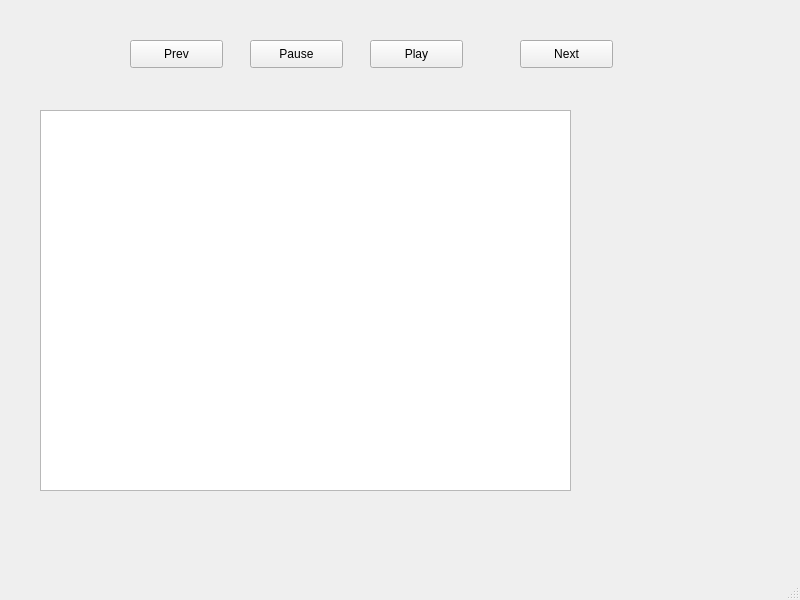
Old version of the form mainwindow.ui in the repository esiole/gui_1h2020-post.
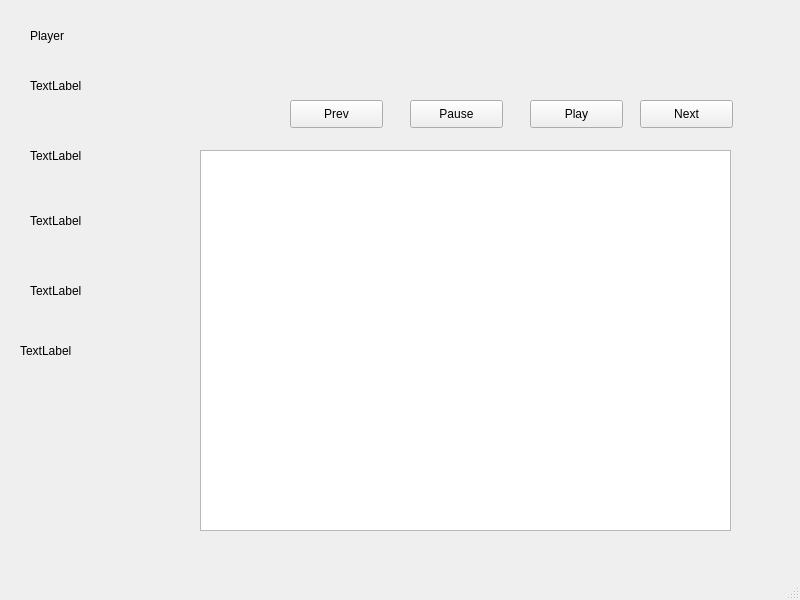
New version of the form.

Commit message: Добавление вывода мета-данных текущей песни

Patch:
```diff
--- a/mainwindow.ui
+++ b/mainwindow.ui
@@ -17,8 +17,8 @@
    <widget class="QListView" name="listView">
     <property name="geometry">
      <rect>
-      <x>40</x>
-      <y>110</y>
+      <x>200</x>
+      <y>150</y>
       <width>531</width>
       <height>381</height>
      </rect>
@@ -27,8 +27,8 @@
    <widget class="QPushButton" name="playButton">
     <property name="geometry">
      <rect>
-      <x>370</x>
-      <y>40</y>
+      <x>530</x>
+      <y>100</y>
       <width>93</width>
       <height>28</height>
      </rect>
@@ -40,8 +40,8 @@
    <widget class="QPushButton" name="nextButton">
     <property name="geometry">
      <rect>
-      <x>520</x>
-      <y>40</y>
+      <x>640</x>
+      <y>100</y>
       <width>93</width>
       <height>28</height>
      </rect>
@@ -53,8 +53,8 @@
    <widget class="QPushButton" name="prevButton">
     <property name="geometry">
      <rect>
-      <x>130</x>
-      <y>40</y>
+      <x>290</x>
+      <y>100</y>
       <width>93</width>
       <height>28</height>
      </rect>
@@ -66,8 +66,8 @@
    <widget class="QPushButton" name="pauseButton">
     <property name="geometry">
      <rect>
-      <x>250</x>
-      <y>40</y>
+      <x>410</x>
+      <y>100</y>
       <width>93</width>
       <height>28</height>
      </rect>
@@ -76,6 +76,84 @@
      <string>Pause</string>
     </property>
    </widget>
+   <widget class="QLabel" name="labelPlayer">
+    <property name="geometry">
+     <rect>
+      <x>30</x>
+      <y>20</y>
+      <width>131</width>
+      <height>31</height>
+     </rect>
+    </property>
+    <property name="text">
+     <string>Player</string>
+    </property>
+   </widget>
+   <widget class="QLabel" name="labelTitle">
+    <property name="geometry">
+     <rect>
+      <x>30</x>
+      <y>60</y>
+      <width>141</width>
+      <height>51</height>
+     </rect>
+    </property>
+    <property name="text">
+     <string>TextLabel</string>
+    </property>
+   </widget>
+   <widget class="QLabel" name="labelAlbum">
+    <property name="geometry">
+     <rect>
+      <x>30</x>
+      <y>130</y>
+      <width>151</width>
+      <height>51</height>
+     </rect>
+    </property>
+    <property name="text">
+     <string>TextLabel</string>
+    </property>
+   </widget>
+   <widget class="QLabel" name="labelYear">
+    <property name="geometry">
+     <rect>
+      <x>30</x>
+      <y>200</y>
+      <width>131</width>
+      <height>41</height>
+     </rect>
+    </property>
+    <property name="text">
+     <string>TextLabel</string>
+    </property>
+   </widget>
+   <widget class="QLabel" name="labelMaxDuration">
+    <property name="geometry">
+     <rect>
+      <x>20</x>
+      <y>330</y>
+      <width>141</width>
+      <height>41</height>
+     </rect>
+    </property>
+    <property name="text">
+     <string>TextLabel</string>
+    </property>
+   </widget>
+   <widget class="QLabel" name="labelCurrentDuration">
+    <property name="geometry">
+     <rect>
+      <x>30</x>
+      <y>270</y>
+      <width>141</width>
+      <height>41</height>
+     </rect>
+    </property>
+    <property name="text">
+     <string>TextLabel</string>
+    </property>
+   </widget>
   </widget>
   <widget class="QMenuBar" name="menubar">
    <property name="geometry">
```
The commit also changes 2 other files.
